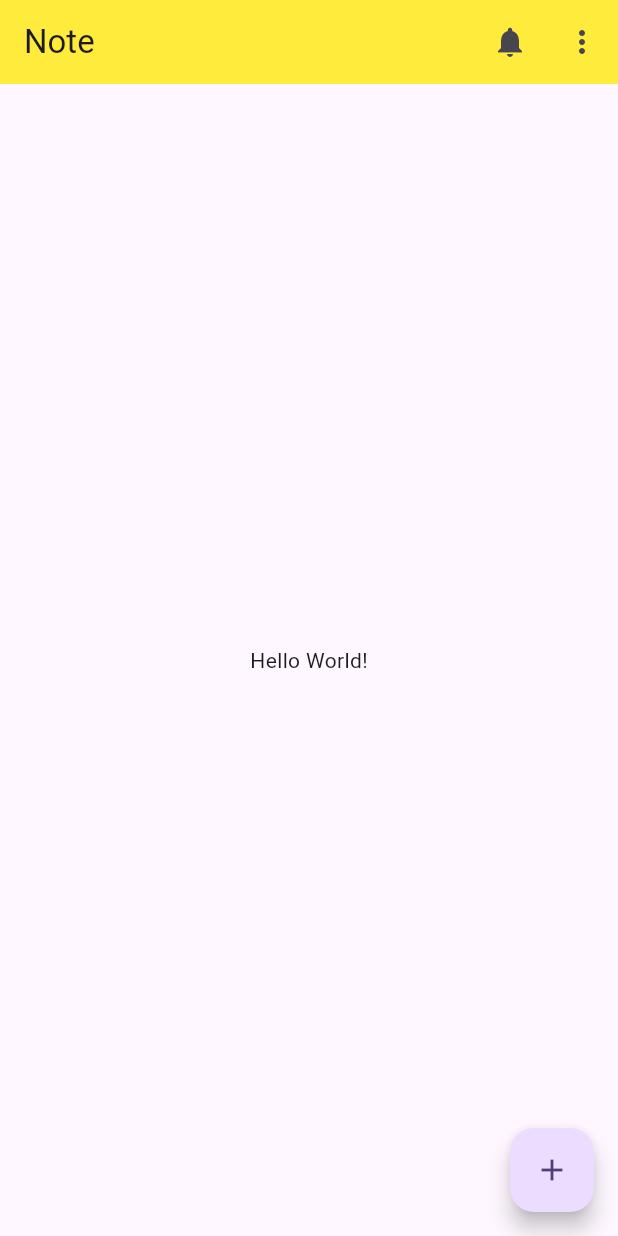
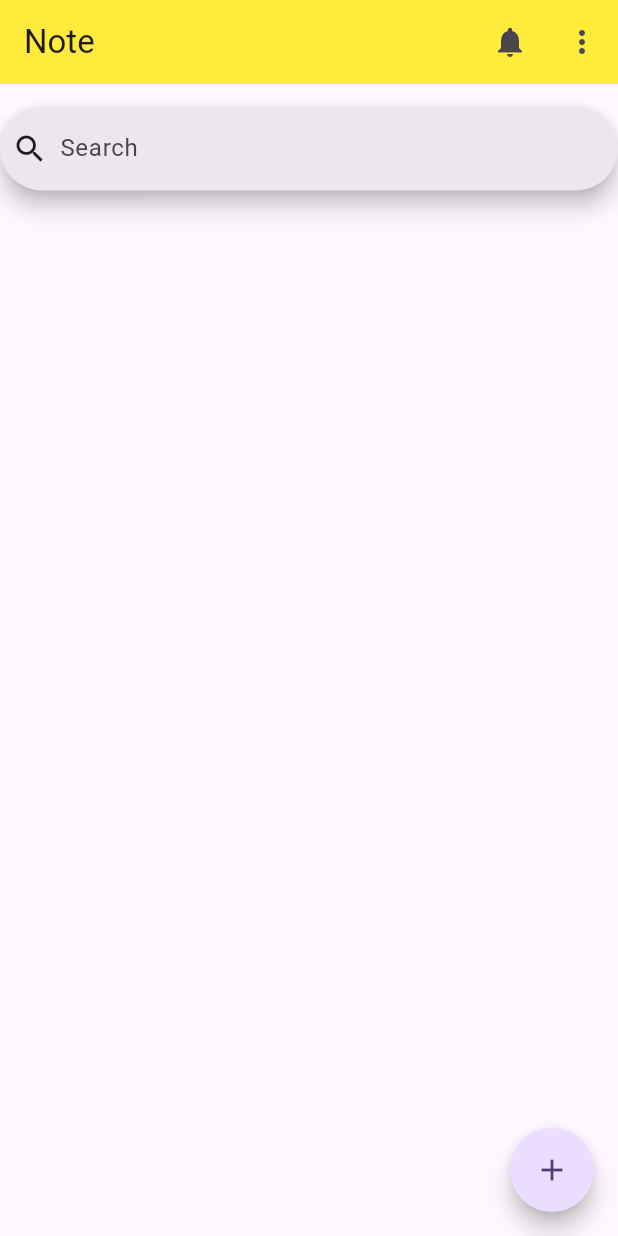
Before and after one commit to SardarHossaini/Notes-App, a Flutter app: the screen it shows after launch, on a phone screen of 412 x 824 dp. Run offline on Flutter 3.47's test engine with Material 3 defaults, Android fonts, the phone set to English and light mode, and no system bars.

Commit message:
update the home page

```diff
--- a/lib/home.dart
+++ b/lib/home.dart
@@ -49,12 +49,32 @@ class _MyHomePageState extends State<MyHomePage> {
         ],
       ),
       body: Center(
-        child: Text('Hello World!'),
+        child: Column(
+          mainAxisAlignment: MainAxisAlignment.start,
+          children: <Widget>[
+            SizedBox(
+              height: 15,
+            ),
+            SizedBox(
+              width: 750,
+              child: SearchBar(
+                hintText: "Search",
+                onChanged: (value) {
+                  // Handle search action
+                },
+                leading: Icon(Icons.search),
+              ),
+            )
+          ],
+        ),
       ),
       floatingActionButton: FloatingActionButton(
-        onPressed: null,
-        tooltip: 'Increment',
         child: Icon(Icons.add),
+        tooltip: CREATE_NEW_NOTE,
+        onPressed: () {},
+        shape: RoundedRectangleBorder(
+          borderRadius: BorderRadius.circular(50),
+        ),
       ),
     );
   }
```
